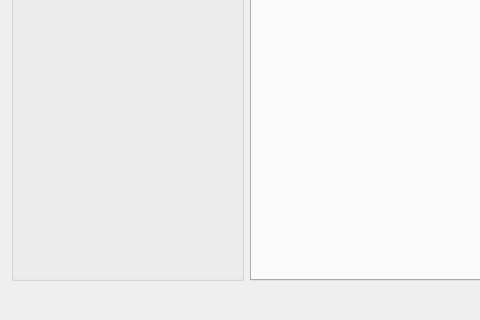
Above: src/citra_qt/configuration/configure_per_game.ui from PabloMK7/citra before the change; both pictures show x 0 to 480 and y 341 to 661 of the 900 by 661 pixel window. Below: the same form after it.
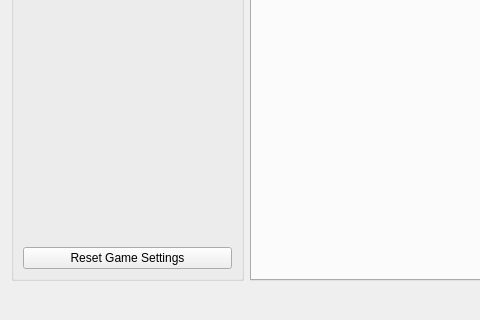
That is the form after the change.

Commit message: Per-Game Settings: options to reset game settings (#6219)

```diff
--- a/src/citra_qt/configuration/configure_per_game.ui
+++ b/src/citra_qt/configuration/configure_per_game.ui
@@ -177,6 +177,13 @@
           </property>
          </spacer>
         </item>
+        <item>
+         <widget class="QPushButton" name="button_reset_per_game">
+          <property name="text">
+           <string>Reset Game Settings</string>
+          </property>
+         </widget>
+        </item>
        </layout>
       </widget>
      </item>
```
The commit also changes 3 other files.
